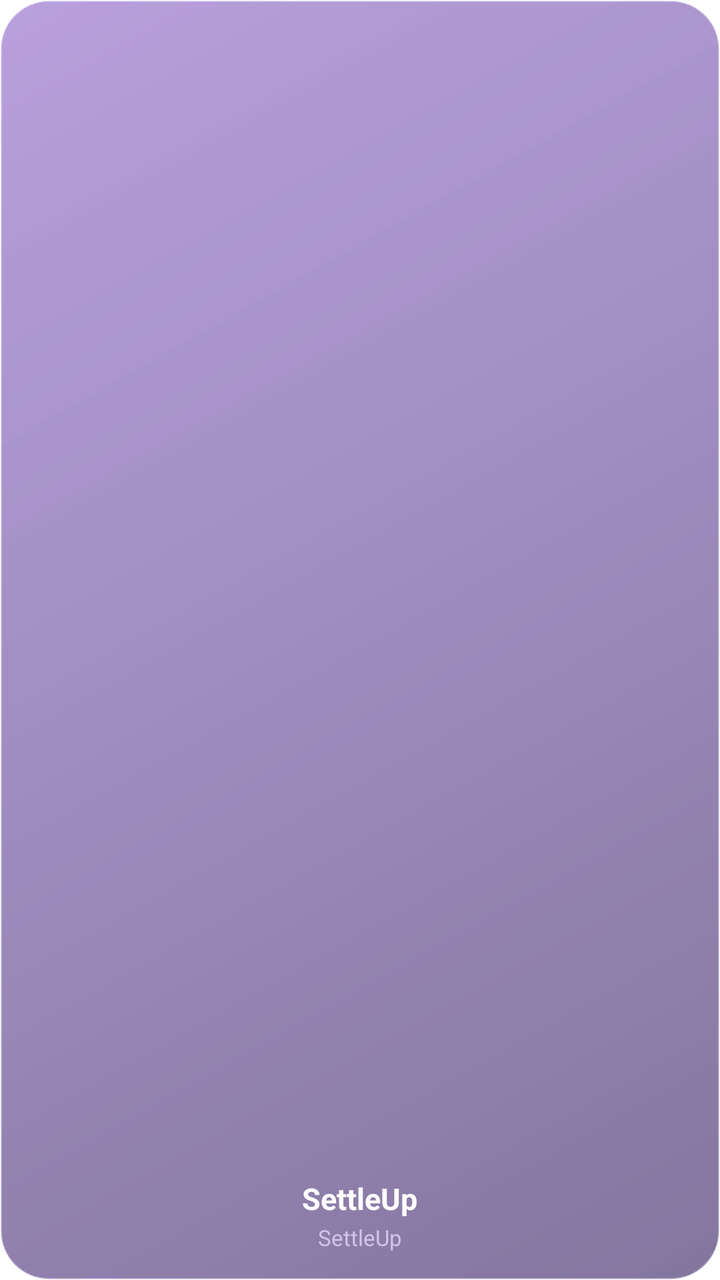
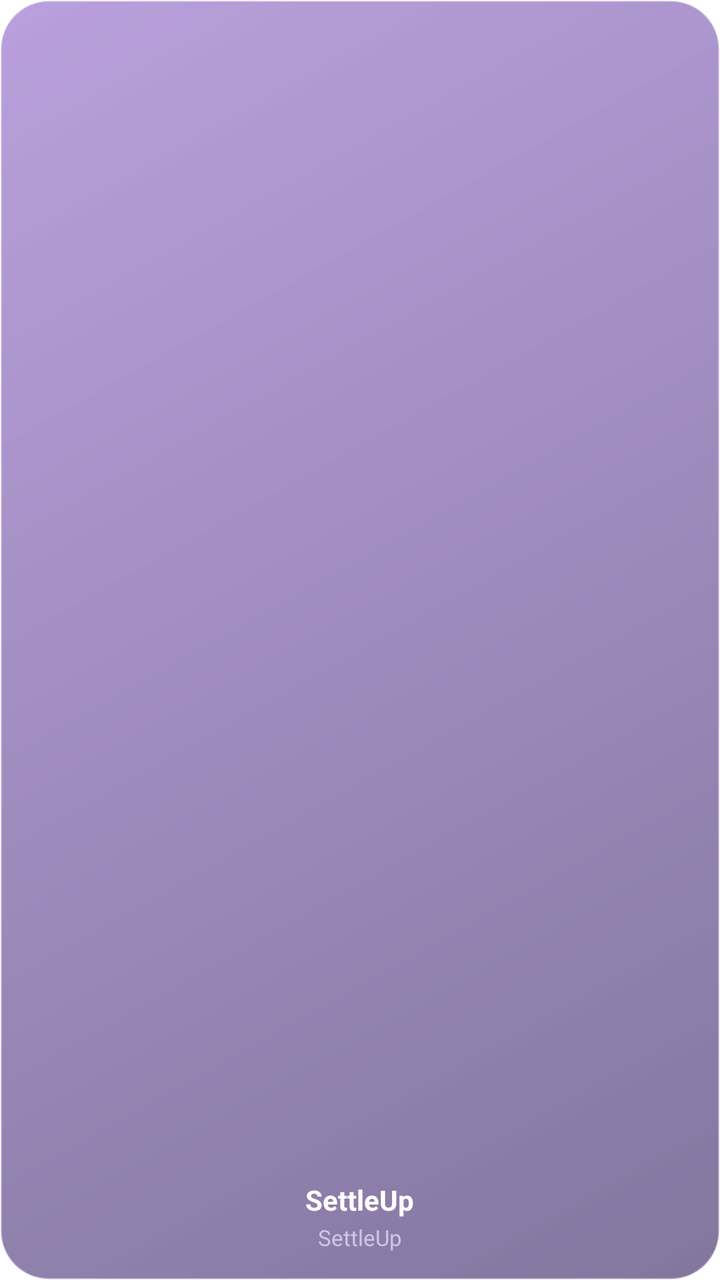

Compare the two renders of this Android layout. The source of the first and the diff that turns it into the second are given below.
<!-- AndroidManifest.xml: fallback theme Theme.MaterialComponents.DayNight.NoActionBar -->
<!-- res/layout/widget_action.xml -->
<LinearLayout xmlns:android="http://schemas.android.com/apk/res/android"
  android:id="@+id/widget_root"
  android:layout_width="match_parent"
  android:layout_height="match_parent"
  android:background="@drawable/widget_action_bg"
  android:padding="14dp"
  android:gravity="center"
  android:orientation="vertical">

  <ImageView
    android:id="@+id/widget_icon"
    android:layout_width="match_parent"
    android:layout_height="0dp"
    android:layout_weight="1"
    android:scaleType="fitCenter"
    android:adjustViewBounds="true"
    android:contentDescription="@null"
    android:importantForAccessibility="no" />

  <LinearLayout
    android:layout_width="match_parent"
    android:layout_height="wrap_content"
    android:gravity="center"
    android:orientation="vertical"
    android:layout_marginTop="6dp">

    <TextView
      android:id="@+id/widget_title"
      android:layout_width="wrap_content"
      android:layout_height="wrap_content"
      android:text="@string/widget_brand"
      android:textSize="15sp"
      android:textStyle="bold"
      android:textColor="#FFFFFF"
      android:maxLines="1"
      android:ellipsize="end"
      android:gravity="center"
      android:shadowColor="#00000080"
      android:shadowDx="0"
      android:shadowDy="1"
      android:shadowRadius="3" />

    <TextView
      android:id="@+id/widget_subtitle"
      android:layout_width="wrap_content"
      android:layout_height="wrap_content"
      android:text="@string/widget_brand"
      android:textSize="11sp"
      android:textColor="#D1C4E9"
      android:maxLines="1"
      android:ellipsize="end"
      android:gravity="center"
      android:layout_marginTop="2dp" />
  </LinearLayout>

</LinearLayout>
<!-- resources referenced by this layout -->
<resources>
  <!-- drawable widget_action_bg (drawable) -->
  <shape xmlns:android="http://schemas.android.com/apk/res/android">
    <gradient
        android:angle="135"
        android:startColor="#99311B5E"
        android:endColor="#887C4DBF"
        android:type="linear"/>
    <stroke
        android:width="1dp"
        android:color="#44FFFFFF"/>
    <corners android:radius="24dp"/>
  </shape>
  <string name="widget_brand">SettleUp</string>
</resources>

<!-- the commit's change to res/layout/widget_action.xml (unified diff, before → after) -->
@@ -29,10 +29,10 @@
       android:layout_width="wrap_content"
       android:layout_height="wrap_content"
       android:text="@string/widget_brand"
-      android:textSize="15sp"
+      android:textSize="14sp"
       android:textStyle="bold"
       android:textColor="#FFFFFF"
-      android:maxLines="1"
+      android:maxLines="2"
       android:ellipsize="end"
       android:gravity="center"
       android:shadowColor="#00000080"
